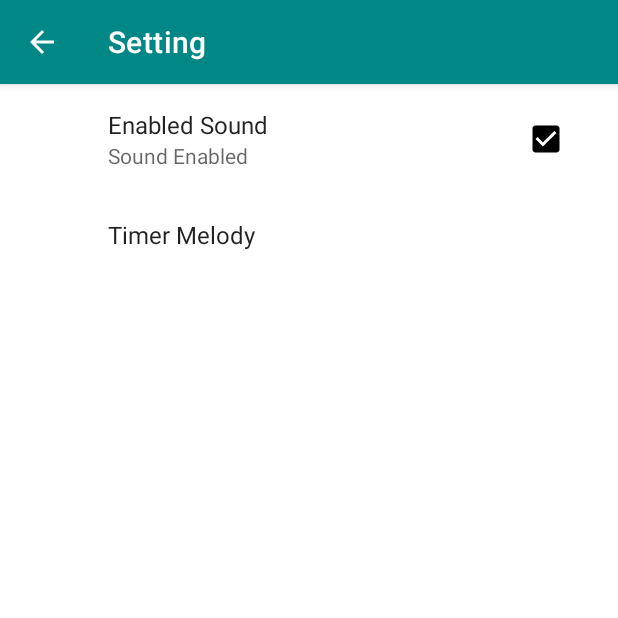
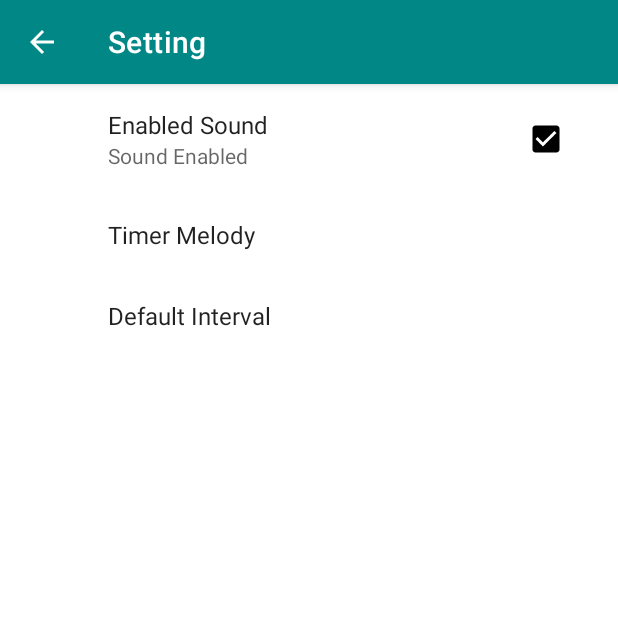
Before and after one commit to Galyminsky/CoolTimer, an Android app: the screen it shows after launch (SettingActivity), in the options menu, after a tap on "Setting", on a phone screen of 412 x 824 dp, the top half of it. Run offline under Robolectric (Android 15) with nearby library versions, the phone set to English and light mode, and no system bars; our stand-ins replace androidx.preference.

Commit message:
setIntervalFromSharedPreferences

```diff
--- a/app/src/main/java/com/jobforandroid/cooltimer/MainActivity.java
+++ b/app/src/main/java/com/jobforandroid/cooltimer/MainActivity.java
@@ -17,13 +17,15 @@ import androidx.annotation.NonNull;
 import androidx.appcompat.app.AppCompatActivity;
 import androidx.preference.PreferenceManager;
 
-public class MainActivity extends AppCompatActivity {
+public class MainActivity extends AppCompatActivity implements SharedPreferences.OnSharedPreferenceChangeListener {
 
     private SeekBar seekBar;
     private TextView time;
     private Button btn_start;
     private boolean isTimerOn;
     private CountDownTimer countDownTimer;
+    private int defaultInterval;
+    SharedPreferences sharedPreferences;
 
     @Override
     protected void onCreate(Bundle savedInstanceState) {
@@ -33,10 +35,11 @@ public class MainActivity extends AppCompatActivity {
         seekBar = findViewById(R.id.seek_bar_timer);
         time = findViewById(R.id.tvResult);
         btn_start = findViewById(R.id.btn_start);
+        sharedPreferences = PreferenceManager.getDefaultSharedPreferences(this);
 
         seekBar.setMax(500);
-        seekBar.setProgress(50);
         isTimerOn = false;
+        setIntervalFromSharedPreferences(sharedPreferences);
 
         seekBar.setOnSeekBarChangeListener(new SeekBar.OnSeekBarChangeListener() {
             @Override
@@ -54,6 +57,8 @@ public class MainActivity extends AppCompatActivity {
             public void onStopTrackingTouch(SeekBar seekBar) {
             }
         });
+
+        sharedPreferences.registerOnSharedPreferenceChangeListener(this);
 
     }
 
@@ -123,11 +128,10 @@ public class MainActivity extends AppCompatActivity {
 
     private void resetTimer() {
         countDownTimer.cancel();
-        time.setText("00:30");
         btn_start.setText("Start");
         seekBar.setEnabled(true);
-        seekBar.setProgress(50);
         isTimerOn = false;
+        setIntervalFromSharedPreferences(sharedPreferences);
     }
 
     @Override
@@ -153,4 +157,23 @@ public class MainActivity extends AppCompatActivity {
         }
         return super.onOptionsItemSelected(item);
     }
+
+    private void setIntervalFromSharedPreferences (SharedPreferences sharedPreferences) {
+        defaultInterval = Integer.parseInt(sharedPreferences.getString("default_interval", "30"));
+        time.setText("00:" + defaultInterval);
+        seekBar.setProgress(defaultInterval);
+    }
+
+    @Override
+    public void onSharedPreferenceChanged(SharedPreferences sharedPreferences, String key) {
+        if (key.equals("default_interval")) {
+            setIntervalFromSharedPreferences(sharedPreferences);
+        }
+    }
+
+    @Override
+    protected void onDestroy() {
+        super.onDestroy();
+        sharedPreferences.unregisterOnSharedPreferenceChangeListener(this);
+    }
 }
--- a/app/src/main/java/com/jobforandroid/cooltimer/SettingFragment.java
+++ b/app/src/main/java/com/jobforandroid/cooltimer/SettingFragment.java
@@ -6,6 +6,7 @@ import android.os.Bundle;
 
 import androidx.annotation.Nullable;
 import androidx.preference.CheckBoxPreference;
+import androidx.preference.EditTextPreference;
 import androidx.preference.ListPreference;
 import androidx.preference.Preference;
 import androidx.preference.PreferenceFragmentCompat;
@@ -44,6 +45,8 @@ public class SettingFragment extends PreferenceFragmentCompat implements SharedP
             if (index >= 0) {
                 listPreference.setSummary(listPreference.getEntries()[index]);
             }
+        } else if (preference instanceof EditTextPreference) {
+            preference.setSummary(value);
         }
     }
 
--- a/app/src/main/res/xml/timer_preferences.xml
+++ b/app/src/main/res/xml/timer_preferences.xml
@@ -19,4 +19,10 @@
 
     </ListPreference>
 
+    <EditTextPreference
+        android:title="Default Interval"
+        android:key="default_interval"
+        android:defaultValue="30">
+    </EditTextPreference>
+
 </PreferenceScreen>
```
